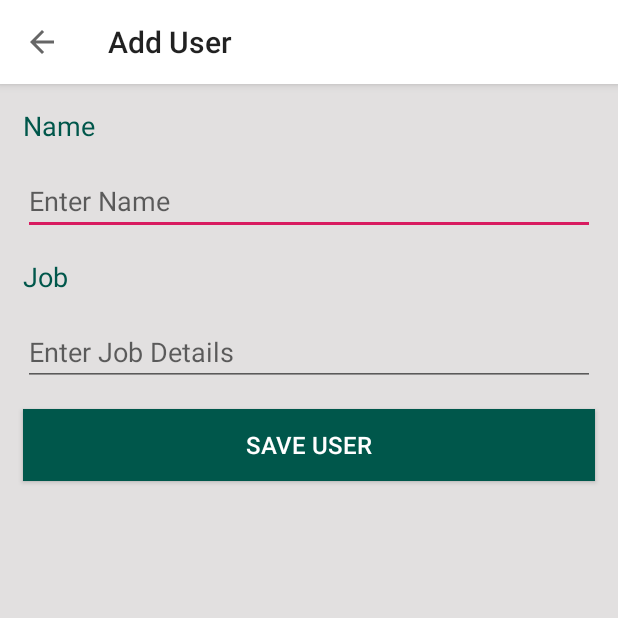
After one commit to rajeshyarasani/GeniusPlazaAssignment, an Android app: the AddUserActivity screen opened directly, with no data from a screen before it, on a phone screen of 412 x 824 dp, the top half of it. The commit adds this screen. Run offline under Robolectric (Android 15) with nearby library versions, the phone set to English and light mode, and no system bars; our stand-ins replace data binding.

Commit message:
Add a new user activity is created
An activity screen to fetch user details from API is implimented.

```diff
--- a/app/src/main/AndroidManifest.xml
+++ b/app/src/main/AndroidManifest.xml
@@ -23,7 +23,7 @@
         </activity>
 
         <activity
-            android:name="com.test.genplaza.users.ui.main.ImageViewerActivity"
+            android:name="com.test.genplaza.users.AddUserActivity"
             android:screenOrientation="portrait">
 
         </activity>
--- /dev/null
+++ b/app/src/main/java/com/test/genplaza/users/AddUserActivity.java
@@ -0,0 +1,60 @@
+package com.test.genplaza.users;
+
+import android.databinding.DataBindingUtil;
+import android.os.Bundle;
+import android.support.v7.app.AppCompatActivity;
+import android.view.MenuItem;
+import android.view.WindowManager;
+
+import com.test.genplaza.users.databinding.AddUserScreenBinding;
+import com.test.genplaza.users.ui.main.AddUserVM;
+import com.test.genplaza.users.ui.main.Utils;
+
+public class AddUserActivity extends AppCompatActivity {
+    private AddUserVM addUserVM = null;
+
+    @Override
+    protected void onCreate(Bundle savedInstanceState) {
+        super.onCreate(savedInstanceState);
+        initializeData();
+    }
+
+    private AddUserScreenBinding mDataBinding;
+
+    private void initializeData() {
+        mDataBinding = DataBindingUtil.setContentView(this, R.layout.add_user_screen);
+        addUserVM = new AddUserVM(this);
+        mDataBinding.setViewModel(addUserVM);
+
+        setSupportActionBar(mDataBinding.toolbar);
+        if (getSupportActionBar() != null) {
+            getSupportActionBar().setTitle("Add User");
+            getSupportActionBar().setDisplayHomeAsUpEnabled(true);
+        }
+    }
+
+    @Override
+    public boolean onOptionsItemSelected(MenuItem item) {
+        if (item.getItemId() == android.R.id.home) {
+            finish();
+        }
+        return super.onOptionsItemSelected(item);
+    }
+
+    /**
+     * Disable user interaction while ProgressBar is visible
+     */
+    public void setUntouchableWindowFlag() {
+        getWindow().setFlags(WindowManager.LayoutParams.FLAG_NOT_TOUCHABLE,
+                WindowManager.LayoutParams.FLAG_NOT_TOUCHABLE);
+    }
+
+    /**
+     * enable user interaction while ProgressBar is visible
+     */
+    public void clearWindowFlags() {
+        getWindow().clearFlags(WindowManager.LayoutParams.FLAG_NOT_TOUCHABLE);
+        Utils.hideKeyboard(this);
+    }
+
+}
--- /dev/null
+++ b/app/src/main/res/layout/add_user_screen.xml
@@ -0,0 +1,84 @@
+<?xml version="1.0" encoding="utf-8"?>
+<layout xmlns:android="http://schemas.android.com/apk/res/android"
+    xmlns:app="http://schemas.android.com/apk/res-auto"
+    xmlns:tools="http://schemas.android.com/tools">
+
+    <data>
+
+        <import type="android.view.View" />
+
+        <variable
+            name="viewModel"
+            type="com.test.genplaza.users.ui.main.AddUserVM" />
+
+    </data>
+
+    <LinearLayout
+        android:layout_width="match_parent"
+        android:layout_height="match_parent"
+        android:orientation="vertical"
+        android:background="#e2e0e0">
+
+        <android.support.v7.widget.Toolbar
+            android:id="@+id/toolbar"
+            android:layout_width="match_parent"
+            android:layout_height="wrap_content"
+            android:background="#ffffff"
+            android:elevation="4dp">
+
+        </android.support.v7.widget.Toolbar>
+
+        <TextView
+            android:layout_width="wrap_content"
+            android:layout_height="wrap_content"
+            android:layout_margin="15dp"
+            android:labelFor="@+id/name"
+            android:text="Name"
+            android:textAppearance="@style/Base.TextAppearance.AppCompat.Medium"
+            android:textColor="@color/colorPrimaryDark"
+            android:textSize="18sp" />
+
+        <EditText
+            android:id="@+id/name"
+            android:layout_width="match_parent"
+            android:layout_height="wrap_content"
+            android:layout_marginLeft="15dp"
+            android:layout_marginRight="15dp"
+            android:afterTextChanged="@{viewModel::afterNameTextChanged}"
+            android:inputType="text"
+            android:hint="Enter Name"/>
+
+        <TextView
+            android:layout_width="wrap_content"
+            android:layout_height="wrap_content"
+            android:layout_margin="15dp"
+            android:labelFor="@+id/job"
+            android:text="Job"
+            android:textAppearance="@style/Base.TextAppearance.AppCompat.Medium"
+            android:textColor="@color/colorPrimaryDark"
+            android:textSize="18sp" />
+
+        <EditText
+            android:id="@+id/job"
+            android:hint="Enter Job Details"
+            android:layout_width="match_parent"
+            android:layout_height="wrap_content"
+            android:layout_marginLeft="15dp"
+            android:layout_marginRight="15dp"
+            android:afterTextChanged="@{viewModel::afterJobTextChanged}"
+            android:inputType="text" />
+
+        <Button
+            android:id="@+id/save_user"
+            android:background="@color/colorPrimaryDark"
+            android:layout_width="match_parent"
+            android:layout_height="wrap_content"
+            android:layout_margin="15dp"
+            android:textSize="16sp"
+            android:onClick="@{()->viewModel.fetchUser()}"
+            android:text="Save user"
+            android:textColor="@android:color/white" />
+
+    </LinearLayout>
+
+</layout>
```
Also changed, not shown: app/src/main/java/com/test/genplaza/users/MainActivity.java (+6 -0 lines), app/src/main/java/com/test/genplaza/users/ui/main/AddUserVM.java (added, +89 -0 lines), app/src/main/java/com/test/genplaza/users/ui/main/MainViewModel.java (+5 -1 lines), app/src/main/java/com/test/genplaza/users/ui/network/ApiClientListener.java (+4 -0 lines), app/src/main/java/com/test/genplaza/users/ui/network/ApiManager.java (+5 -0 lines), app/src/main/java/com/test/genplaza/users/ui/network/NewUser.java (added, +30 -0 lines), app/src/main/res/layout/main_activity.xml (+14 -1 lines).
